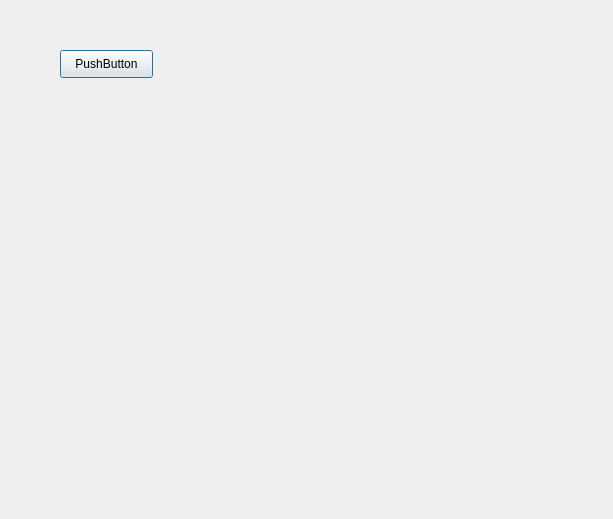
Kimjongsoo/DataChart, file test.ui: the form before one commit.
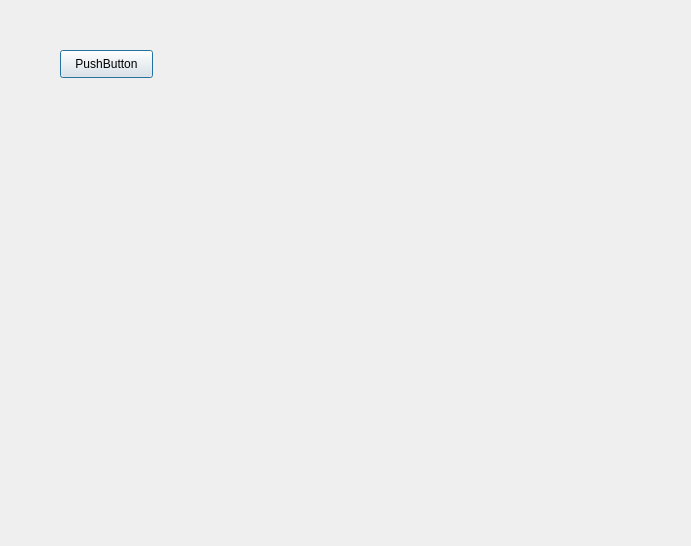
The form after the commit.

Commit message:
내 데이터 표현
data.scv 추가

The edit to the form file:
```diff
--- a/test.ui
+++ b/test.ui
@@ -6,8 +6,8 @@
    <rect>
     <x>0</x>
     <y>0</y>
-    <width>613</width>
-    <height>519</height>
+    <width>691</width>
+    <height>546</height>
    </rect>
   </property>
   <property name="windowTitle">
@@ -29,10 +29,10 @@
   <widget class="QWidget" name="widgetForChart" native="true">
    <property name="geometry">
     <rect>
-     <x>210</x>
+     <x>190</x>
      <y>50</y>
-     <width>371</width>
-     <height>221</height>
+     <width>481</width>
+     <height>241</height>
     </rect>
    </property>
   </widget>
```
The commit also changes 2 other files.
